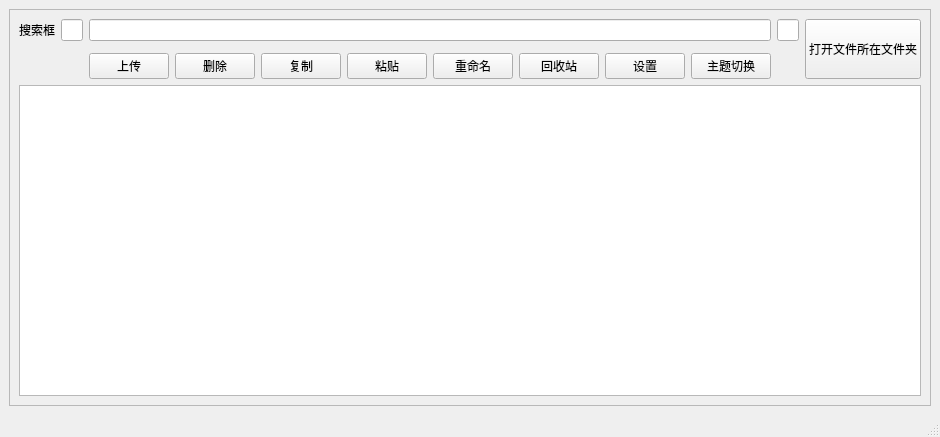
First picture: the form in cell_main.ui, repository Jojuyn/FileManager, before the edit.
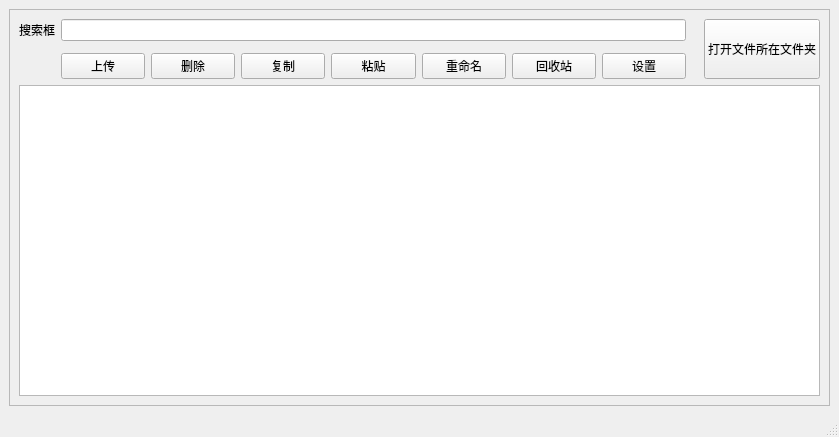
Second picture: the form after the edit. Icons and pictures are not drawn.

What changed in the file:
```diff
--- a/cell_main.ui
+++ b/cell_main.ui
@@ -61,10 +61,7 @@
          </property>
         </widget>
        </item>
-       <item row="0" column="2">
-        <widget class="QLineEdit" name="searchBar"/>
-       </item>
-       <item row="2" column="2" rowspan="2">
+       <item row="2" column="1" rowspan="2">
         <layout class="QHBoxLayout" name="horizontalLayout_2">
          <item>
           <widget class="QPushButton" name="btn_upload">
@@ -115,24 +112,8 @@
            </property>
           </widget>
          </item>
-         <item>
-          <widget class="QPushButton" name="themeBtn">
-           <property name="sizePolicy">
-            <sizepolicy hsizetype="Minimum" vsizetype="Preferred">
-             <horstretch>0</horstretch>
-             <verstretch>0</verstretch>
-            </sizepolicy>
-           </property>
-           <property name="text">
-            <string>主题切换</string>
-           </property>
-          </widget>
-         </item>
         </layout>
        </item>
-       <item row="0" column="3">
-        <widget class="QLineEdit" name="lineEdit"/>
-       </item>
       </layout>
      </widget>
     </item>
```
